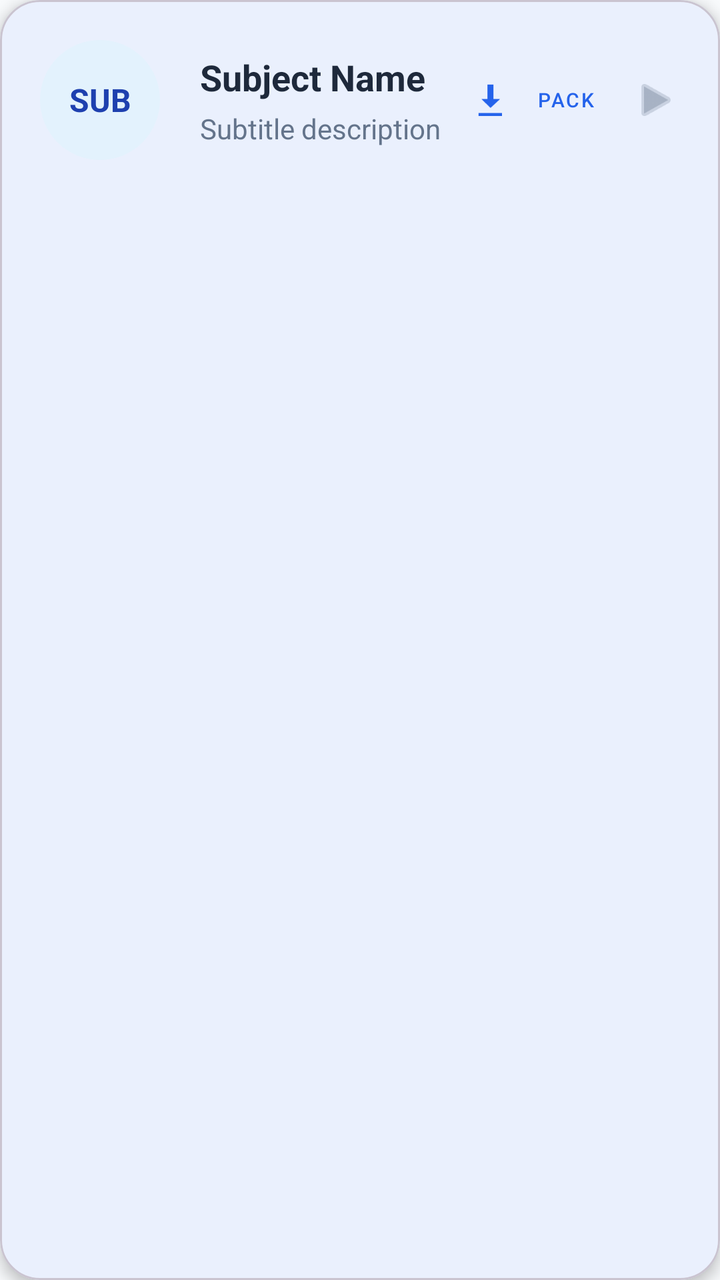
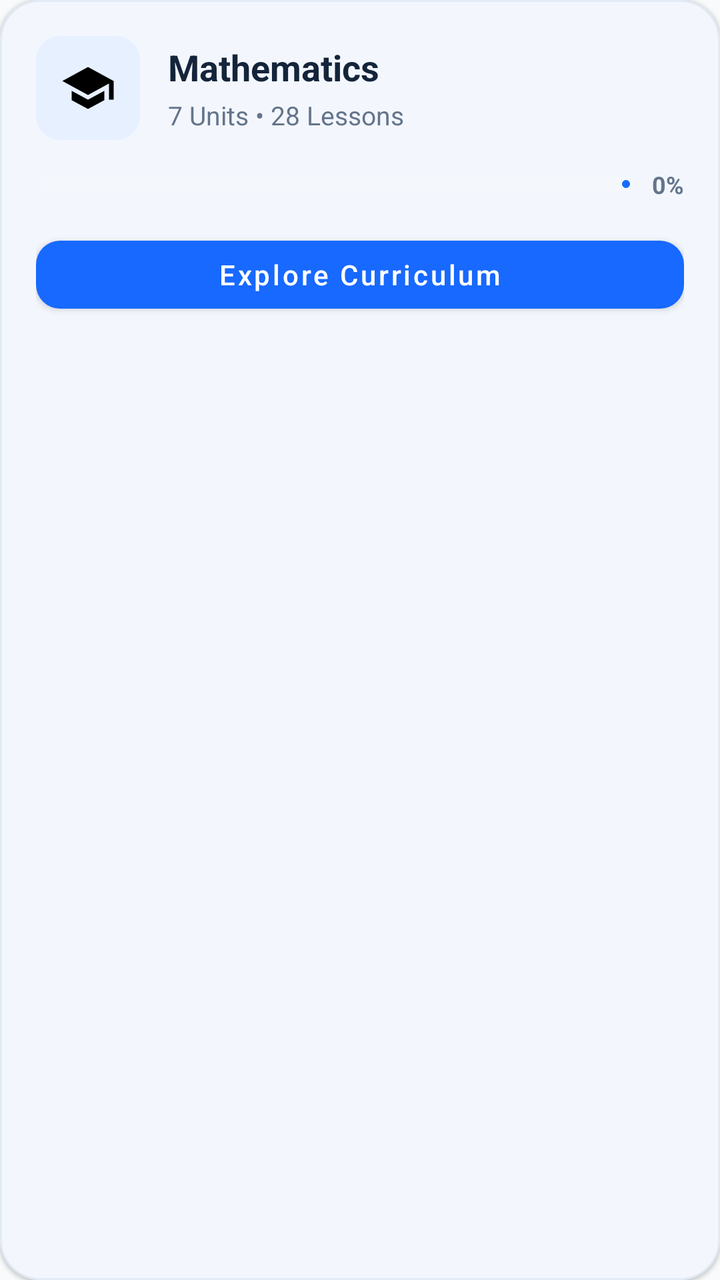

Before-and-after screenshots of an Android layout around one commit, followed by the original layout XML and the change that was made.
<!-- AndroidManifest.xml: application theme Theme.TestApp -->
<!-- res/layout/item_subject_card_vertical.xml -->
<?xml version="1.0" encoding="utf-8"?>
<com.google.android.material.card.MaterialCardView xmlns:android="http://schemas.android.com/apk/res/android"
    xmlns:app="http://schemas.android.com/apk/res-auto"
    android:layout_width="match_parent"
    android:layout_height="wrap_content"
    android:layout_marginBottom="16dp"
    android:clickable="true"
    android:focusable="true"
    android:foreground="?attr/selectableItemBackground"
    app:cardCornerRadius="20dp"
    app:cardElevation="4dp">

    <LinearLayout
        android:layout_width="match_parent"
        android:layout_height="wrap_content"
        android:gravity="center_vertical"
        android:orientation="horizontal"
        android:padding="20dp">

        <TextView
            android:id="@+id/tvSubjectEmoji"
            android:layout_width="60dp"
            android:layout_height="60dp"
            android:background="@drawable/bg_circle_light"
            android:gravity="center"
            android:text="SUB"
            android:textColor="@color/sapphire_primary"
            android:textSize="16sp"
            android:textStyle="bold" />

        <LinearLayout
            android:layout_width="0dp"
            android:layout_height="wrap_content"
            android:layout_marginStart="20dp"
            android:layout_weight="1"
            android:orientation="vertical">

            <TextView
                android:id="@+id/subjectNameText"
                android:layout_width="wrap_content"
                android:layout_height="wrap_content"
                android:text="Subject Name"
                android:textColor="@color/text_primary"
                android:textSize="18sp"
                android:textStyle="bold" />

            <TextView
                android:id="@+id/subjectStatusText"
                android:layout_width="wrap_content"
                android:layout_height="wrap_content"
                android:layout_marginTop="4dp"
                android:text="Subtitle description"
                android:textColor="@color/text_secondary"
                android:textSize="14sp" />
        </LinearLayout>

        <com.google.android.material.button.MaterialButton
            android:id="@+id/btnDownloadPack"
            style="@style/Widget.MaterialComponents.Button.TextButton.Icon"
            android:layout_width="wrap_content"
            android:layout_height="wrap_content"
            android:text="Pack"
            android:textSize="10sp"
            app:icon="@android:drawable/stat_sys_download"
            app:iconSize="18dp" />

        <ImageView
            android:id="@+id/ivArrow"
            android:layout_width="24dp"
            android:layout_height="24dp"
            android:alpha="0.5"
            android:src="@android:drawable/ic_media_play"
            app:tint="@color/text_secondary" />

    </LinearLayout>
</com.google.android.material.card.MaterialCardView>
<!-- resources referenced by this layout -->
<resources>
  <color name="sapphire_primary">#1E40AF</color>
  <color name="text_primary">#1E293B</color>
  <color name="text_secondary">#64748B</color>
  <!-- drawable bg_circle_light (drawable) -->
  <?xml version="1.0" encoding="utf-8"?>
  <shape xmlns:android="http://schemas.android.com/apk/res/android"
      android:shape="oval">
      <solid android:color="#E3F2FD" />
  </shape>
  <style name="Theme.TestApp" parent="Base.Theme.TestApp" />
  <style name="Base.Theme.TestApp" parent="Theme.Material3.DayNight.NoActionBar">
          
          <item name="colorPrimary">@color/blue_600</item>
          <item name="colorOnPrimary">@color/white</item>
          <item name="colorPrimaryContainer">@color/blue_500</item>
          <item name="colorOnPrimaryContainer">@color/white</item>
  
          
          <item name="colorSecondary">@color/slate_700</item>
          <item name="colorOnSecondary">@color/white</item>
          <item name="colorSecondaryContainer">@color/indigo_50</item>
          <item name="colorOnSecondaryContainer">@color/blue_600</item>
  
          
          <item name="android:windowBackground">@color/slate_50</item>
          <item name="colorSurface">@color/white</item>
          <item name="colorOnSurface">@color/slate_900</item>
          <item name="colorSurfaceVariant">@color/surface_variant_light</item>
          <item name="colorOnSurfaceVariant">@color/slate_700</item>
          <item name="colorOutline">@color/slate_200</item>
  
          
          <item name="android:textColorPrimary">@color/slate_900</item>
          <item name="android:textColorSecondary">@color/slate_500</item>
  
          
          <item name="android:statusBarColor">@color/white</item>
          <item name="android:windowLightStatusBar">true</item>
  
          
          <item name="itemIconTint">@color/nav_item_colors</item>
          <item name="itemTextColor">@color/nav_item_colors</item>
      </style>
  <color name="blue_600">#2563EB</color>
  <color name="white">#FFFFFFFF</color>
  <color name="blue_500">#3B82F6</color>
  <color name="slate_700">#334155</color>
  <color name="indigo_50">#E0E7FF</color>
  <color name="slate_50">#F8FAFC</color>
  <color name="slate_900">#0F172A</color>
  <color name="surface_variant_light">#F3F4F6</color>
  <color name="slate_200">#E2E8F0</color>
  <color name="slate_500">#64748B</color>
</resources>

<!-- the commit's change to res/layout/item_subject_card_vertical.xml (unified diff, before → after) -->
@@ -1,76 +1,162 @@
 <?xml version="1.0" encoding="utf-8"?>
 <com.google.android.material.card.MaterialCardView xmlns:android="http://schemas.android.com/apk/res/android"
     xmlns:app="http://schemas.android.com/apk/res-auto"
+    android:id="@+id/cardSubjectRoot"
     android:layout_width="match_parent"
     android:layout_height="wrap_content"
-    android:layout_marginBottom="16dp"
+    android:layout_marginBottom="14dp"
     android:clickable="true"
     android:focusable="true"
     android:foreground="?attr/selectableItemBackground"
+    app:cardBackgroundColor="@color/white"
     app:cardCornerRadius="20dp"
-    app:cardElevation="4dp">
+    app:cardElevation="1dp"
+    app:strokeColor="@color/course_card_stroke"
+    app:strokeWidth="1dp">
 
     <LinearLayout
         android:layout_width="match_parent"
         android:layout_height="wrap_content"
-        android:gravity="center_vertical"
-        android:orientation="horizontal"
-        android:padding="20dp">
-
-        <TextView
-            android:id="@+id/tvSubjectEmoji"
-            android:layout_width="60dp"
-            android:layout_height="60dp"
-            android:background="@drawable/bg_circle_light"
-            android:gravity="center"
-            android:text="SUB"
-            android:textColor="@color/sapphire_primary"
-            android:textSize="16sp"
-            android:textStyle="bold" />
+        android:orientation="vertical"
+        android:padding="18dp">
 
         <LinearLayout
-            android:layout_width="0dp"
+            android:layout_width="match_parent"
             android:layout_height="wrap_content"
-            android:layout_marginStart="20dp"
-            android:layout_weight="1"
-            android:orientation="vertical">
+            android:gravity="center_vertical"
+            android:orientation="horizontal">
+
+            <FrameLayout
+                android:id="@+id/flSubjectIconContainer"
+                android:layout_width="52dp"
+                android:layout_height="52dp"
+                android:background="@drawable/bg_unit_pill">
+
+                <ImageView
+                    android:id="@+id/ivSubjectIcon"
+                    android:layout_width="28dp"
+                    android:layout_height="28dp"
+                    android:layout_gravity="center"
+                    android:contentDescription="@null"
+                    android:src="@drawable/ic_courses" />
+
+                <TextView
+                    android:id="@+id/tvSubjectEmoji"
+                    android:layout_width="match_parent"
+                    android:layout_height="match_parent"
+                    android:gravity="center"
+                    android:textColor="@color/course_blue"
+                    android:textSize="12sp"
+                    android:textStyle="bold"
+                    android:visibility="gone" />
+            </FrameLayout>
+
+            <LinearLayout
+                android:layout_width="0dp"
+                android:layout_height="wrap_content"
+                android:layout_marginStart="14dp"
+                android:layout_weight="1"
+                android:orientation="vertical">
+
+                <TextView
+                    android:id="@+id/subjectNameText"
+                    android:layout_width="match_parent"
+                    android:layout_height="wrap_content"
+                    android:text="Mathematics"
+                    android:textColor="@color/course_text_primary"
+                    android:textSize="18sp"
+                    android:textStyle="bold" />
+
+                <TextView
+                    android:id="@+id/subjectStatusText"
+                    android:layout_width="match_parent"
+                    android:layout_height="wrap_content"
+                    android:layout_marginTop="3dp"
+                    android:text="7 Units • 28 Lessons"
+                    android:textColor="@color/course_text_secondary"
+                    android:textSize="13sp" />
+            </LinearLayout>
+
+            <ImageView
+                android:id="@+id/ivSubjectLock"
+                android:layout_width="22dp"
+                android:layout_height="22dp"
+                android:contentDescription="Locked course"
+                android:src="@drawable/ic_lock"
+                android:visibility="gone"
+                app:tint="@color/course_text_secondary" />
+        </LinearLayout>
+
+        
+        <LinearLayout
+            android:id="@+id/layoutSubjectProgress"
+            android:layout_width="match_parent"
+            android:layout_height="wrap_content"
+            android:layout_marginTop="14dp"
+            android:gravity="center_vertical"
+            android:orientation="horizontal">
+
+            <com.google.android.material.progressindicator.LinearProgressIndicator
+                android:id="@+id/subjectProgressBar"
+                android:layout_width="0dp"
+                android:layout_height="wrap_content"
+                android:layout_weight="1"
+                android:progress="0"
+                app:indicatorColor="@color/course_blue"
+                app:trackColor="@color/course_background"
+                app:trackCornerRadius="3dp"
+                app:trackThickness="6dp" />
 
             <TextView
-                android:id="@+id/subjectNameText"
+                android:id="@+id/tvSubjectProgressPercent"
                 android:layout_width="wrap_content"
                 android:layout_height="wrap_content"
-                android:text="Subject Name"
-                android:textColor="@color/text_primary"
-                android:textSize="18sp"
+                android:layout_marginStart="10dp"
+                android:text="0%"
+                android:textColor="@color/course_text_secondary"
+                android:textSize="12sp"
                 android:textStyle="bold" />
+        </LinearLayout>
 
-            <TextView
-                android:id="@+id/subjectStatusText"
+        
+        <LinearLayout
+            android:layout_width="match_parent"
+            android:layout_height="wrap_content"
+            android:layout_marginTop="14dp"
+            android:gravity="center_vertical"
+            android:orientation="horizontal">
+
+            <com.google.android.material.button.MaterialButton
+                android:id="@+id/btnViewUnits"
+                style="@style/Widget.MaterialComponents.Button"
+                android:layout_width="0dp"
+                android:layout_height="wrap_content"
+                android:layout_weight="1"
+                android:minHeight="46dp"
+                android:text="Explore Curriculum"
+                android:textAllCaps="false"
+                android:textColor="@color/white"
+                android:textSize="14sp"
+                app:backgroundTint="@color/course_blue"
+                app:cornerRadius="12dp" />
+
+            <com.google.android.material.button.MaterialButton
+                android:id="@+id/btnLabShortcut"
+                style="@style/Widget.MaterialComponents.Button.OutlinedButton"
                 android:layout_width="wrap_content"
                 android:layout_height="wrap_content"
-                android:layout_marginTop="4dp"
-                android:text="Subtitle description"
-                android:textColor="@color/text_secondary"
-                android:textSize="14sp" />
+                android:layout_marginStart="10dp"
+                android:minHeight="46dp"
+                android:text="Lab"
+                android:textAllCaps="false"
+                android:textColor="@color/course_blue"
+                android:textSize="13sp"
+                android:visibility="gone"
+                app:cornerRadius="12dp"
+                app:icon="@drawable/ic_lab"
+                app:iconTint="@color/course_blue"
+                app:strokeColor="@color/course_card_stroke" />
         </LinearLayout>
-
-        <com.google.android.material.button.MaterialButton
-            android:id="@+id/btnDownloadPack"
-            style="@style/Widget.MaterialComponents.Button.TextButton.Icon"
-            android:layout_width="wrap_content"
-            android:layout_height="wrap_content"
-            android:text="Pack"
-            android:textSize="10sp"
-            app:icon="@android:drawable/stat_sys_download"
-            app:iconSize="18dp" />
-
-        <ImageView
-            android:id="@+id/ivArrow"
-            android:layout_width="24dp"
-            android:layout_height="24dp"
-            android:alpha="0.5"
-            android:src="@android:drawable/ic_media_play"
-            app:tint="@color/text_secondary" />
 
     </LinearLayout>
 </com.google.android.material.card.MaterialCardView>
<!-- resource entries referenced after the edit -->
@@ -1,15 +1,12 @@
 <!-- resources referenced by this layout -->
 <resources>
-  <color name="sapphire_primary">#1E40AF</color>
-  <color name="text_primary">#1E293B</color>
-  <color name="text_secondary">#64748B</color>
-  <!-- drawable bg_circle_light (drawable) -->
-  <?xml version="1.0" encoding="utf-8"?>
-  <shape xmlns:android="http://schemas.android.com/apk/res/android"
-      android:shape="oval">
-      <solid android:color="#E3F2FD" />
-  </shape>
+  <color name="course_background">#F4F7FC</color>
+  <color name="course_blue">#1769FF</color>
+  <color name="course_card_stroke">#E2EAF5</color>
+  <color name="course_text_primary">#14243A</color>
+  <color name="course_text_secondary">#64748B</color>
   <style name="Theme.TestApp" parent="Base.Theme.TestApp" />
+  <color name="course_blue_light">#E7F0FF</color>
   <style name="Base.Theme.TestApp" parent="Theme.Material3.DayNight.NoActionBar">
           
           <item name="colorPrimary">@color/blue_600</item>
@@ -45,6 +42,43 @@
       </style>
   <color name="blue_600">#2563EB</color>
   <color name="white">#FFFFFFFF</color>
+  <!-- drawable bg_unit_pill (drawable) -->
+  <?xml version="1.0" encoding="utf-8"?>
+  <shape xmlns:android="http://schemas.android.com/apk/res/android"
+      android:shape="rectangle">
+      <solid android:color="@color/course_blue_light" />
+      <corners android:radius="12dp" />
+  </shape>
+  <!-- drawable ic_courses (drawable) -->
+  <vector xmlns:android="http://schemas.android.com/apk/res/android"
+      android:width="24dp"
+      android:height="24dp"
+      android:viewportWidth="24"
+      android:viewportHeight="24">
+      <path
+          android:fillColor="#FF000000"
+          android:pathData="M5,13.18V17.18L12,21L19,17.18V13.18L12,17L5,13.18M12,3L1,9L12,15L21,10.09V17H23V9L12,3Z" />
+  </vector>
+  <!-- drawable ic_lab (drawable) -->
+  <vector xmlns:android="http://schemas.android.com/apk/res/android"
+      android:width="24dp"
+      android:height="24dp"
+      android:viewportWidth="24"
+      android:viewportHeight="24">
+    <path
+        android:fillColor="#FF000000"
+        android:pathData="M18.3,2H5.7C5,2 4.5,2.7 4.7,3.3L8,9.4V19A2,2 0 0,0 10,21H14A2,2 0 0,0 16,19V9.4L19.3,3.3C19.5,2.7 19,2 18.3,2M14,19H10V10H14V19M13.2,8H10.8L8.7,4H15.3L13.2,8Z"/>
+  </vector>
+  <!-- drawable ic_lock (drawable) -->
+  <vector xmlns:android="http://schemas.android.com/apk/res/android"
+      android:width="24dp"
+      android:height="24dp"
+      android:viewportWidth="24"
+      android:viewportHeight="24">
+    <path
+        android:fillColor="#FFFFFF"
+        android:pathData="M18,8h-1V6c0,-2.76 -2.24,-5 -5,-5S7,3.24 7,6v2H6c-1.1,0 -2,0.9 -2,2v10c0,1.1 0.9,2 2,2h12c1.1,0 2,-0.9 2,-2V10c0,-1.1 -0.9,-2 -2,-2zM9,6c0,-1.66 1.34,-3 3,-3s3,1.34 3,3v2H9V6zm9,14H6V10h12v10zm-6,-3c1.1,0 2,-0.9 2,-2s-0.9,-2 -2,-2 -2,0.9 -2,2 0.9,2 2,2z"/>
+  </vector>
   <color name="blue_500">#3B82F6</color>
   <color name="slate_700">#334155</color>
   <color name="indigo_50">#E0E7FF</color>
